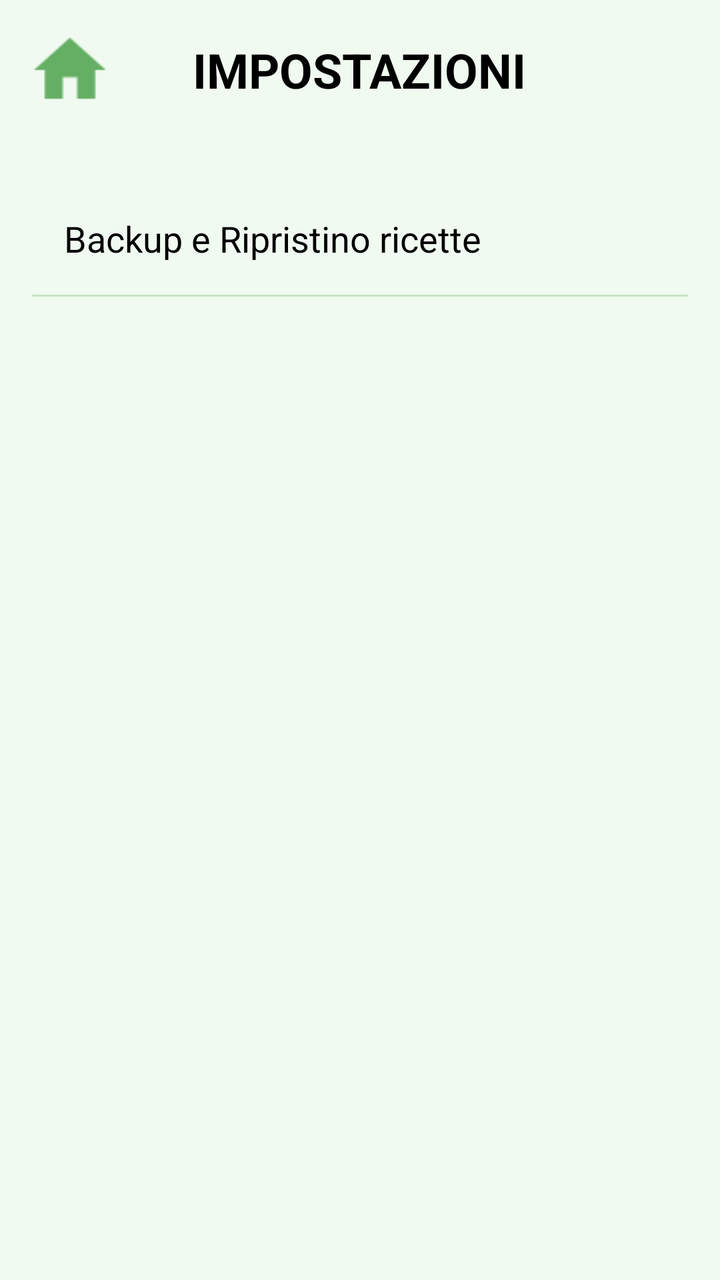
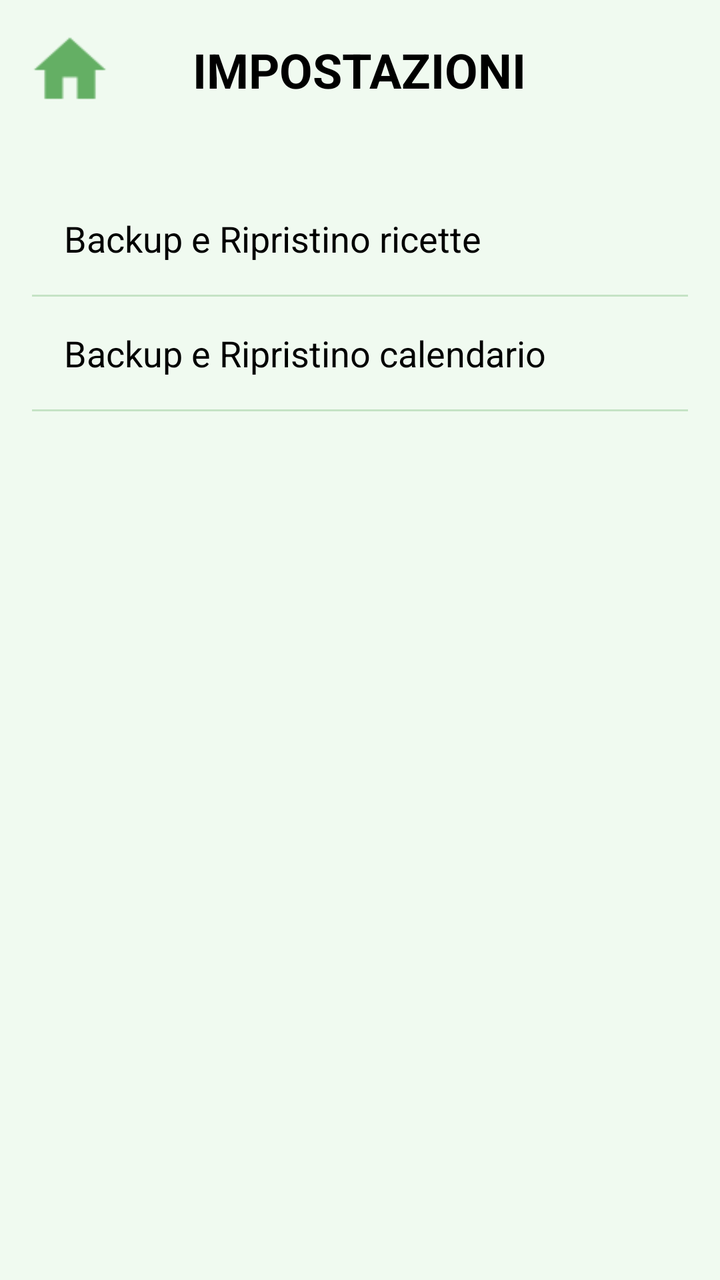

The first picture is an Android layout as it rendered before a commit; the second is the same layout after the commit. The layout source and the unified diff follow.
<!-- AndroidManifest.xml: application theme Theme.ScegliCosaMangiare -->
<!-- res/layout/activity_impostazioni.xml -->
<?xml version="1.0" encoding="utf-8"?>
<LinearLayout
    xmlns:android="http://schemas.android.com/apk/res/android"
    xmlns:app="http://schemas.android.com/apk/res-auto"
    xmlns:tools="http://schemas.android.com/tools"
    android:orientation="vertical"
    android:layout_width="match_parent"
    android:layout_height="match_parent"
    android:background="@color/Verde_BG"
    tools:context=".ImpostazioniActivity">

    <RelativeLayout
        android:layout_width="match_parent"
        android:layout_height="wrap_content"
        android:padding="8dp">

        <ImageButton
            android:id="@+id/homeBtn"
            android:layout_width="wrap_content"
            android:layout_height="wrap_content"
            android:layout_alignParentStart="true"
            android:layout_centerVertical="true"
            android:background="@null"
            android:scaleX="0.8"
            android:scaleY="0.8"
            android:src="@drawable/home_icon"
            app:tint="@color/Verde_scuro"
            android:contentDescription="Home" />


        <TextView
            android:layout_width="wrap_content"
            android:layout_height="wrap_content"
            android:layout_centerInParent="true"
            android:text="@string/impostazioni"
            android:textAllCaps="true"
            android:textColor="@color/black"
            android:textSize="24sp"
            android:textStyle="bold" />

    </RelativeLayout>

    <Space
        android:layout_width="match_parent"
        android:layout_height="5dp" />

    <ScrollView
        android:layout_width="match_parent"
        android:layout_height="match_parent"
        android:padding="16dp">

        <LinearLayout
            android:layout_width="match_parent"
            android:layout_height="wrap_content"
            android:orientation="vertical">

            <TextView
                android:id="@+id/tv_backup_ripristino"
                android:layout_width="match_parent"
                android:layout_height="wrap_content"
                android:background="?attr/selectableItemBackground"
                android:clickable="true"
                android:focusable="true"
                android:padding="16dp"
                android:text="@string/backup_ripristino"
                android:textColor="@color/black"
                android:textSize="18sp" />

            <View
                android:layout_width="match_parent"
                android:layout_height="1dp"
                android:background="@color/Verde_scuro"
                android:alpha="0.3" />

            

        </LinearLayout>
    </ScrollView>

</LinearLayout>
<!-- resources referenced by this layout -->
<resources>
  <color name="Verde_BG">#F0FAF0</color>
  <color name="Verde_scuro">#64AF64</color>
  <color name="black">#FF000000</color>
  <!-- drawable home_icon: png bitmap (drawable, 295 bytes) -->
  <string name="backup_ripristino">Backup e Ripristino ricette</string>
  <string name="impostazioni">IMPOSTAZIONI</string>
  <style name="Theme.ScegliCosaMangiare" parent="Theme.MaterialComponents.DayNight.NoActionBar">
          
          <item name="colorPrimary">@color/Verde_scuro</item>
          <item name="colorPrimaryVariant">@color/Verde_scuro</item>
          <item name="colorOnPrimary">@color/white</item>
          
          <item name="colorSecondary">@color/Verde_chiaro</item>
          <item name="colorSecondaryVariant">@color/Verde_chiaro</item>
          <item name="colorOnSecondary">@color/black</item>
          
          <item name="android:statusBarColor" tools:targetApi="l">?attr/colorPrimaryVariant</item>
          
      </style>
  <color name="white">#FFFFFFFF</color>
  <color name="Verde_chiaro">#C8FAC8</color>
</resources>

<!-- the commit's change to res/layout/activity_impostazioni.xml (unified diff, before → after) -->
@@ -72,6 +72,24 @@
                 android:background="@color/Verde_scuro"
                 android:alpha="0.3" />
 
+            <TextView
+                android:id="@+id/tv_backup_ripristino_calendario"
+                android:layout_width="match_parent"
+                android:layout_height="wrap_content"
+                android:background="?attr/selectableItemBackground"
+                android:clickable="true"
+                android:focusable="true"
+                android:padding="16dp"
+                android:text="@string/backup_ripristino_calendario"
+                android:textColor="@color/black"
+                android:textSize="18sp" />
+
+            <View
+                android:layout_width="match_parent"
+                android:layout_height="1dp"
+                android:background="@color/Verde_scuro"
+                android:alpha="0.3" />
+
             
 
         </LinearLayout>
<!-- resource entries referenced after the edit -->
@@ -5,6 +5,7 @@
   <color name="black">#FF000000</color>
   <!-- drawable home_icon: png bitmap (drawable, 295 bytes) -->
   <string name="backup_ripristino">Backup e Ripristino ricette</string>
+  <string name="backup_ripristino_calendario">Backup e Ripristino calendario</string>
   <string name="impostazioni">IMPOSTAZIONI</string>
   <style name="Theme.ScegliCosaMangiare" parent="Theme.MaterialComponents.DayNight.NoActionBar">
           
